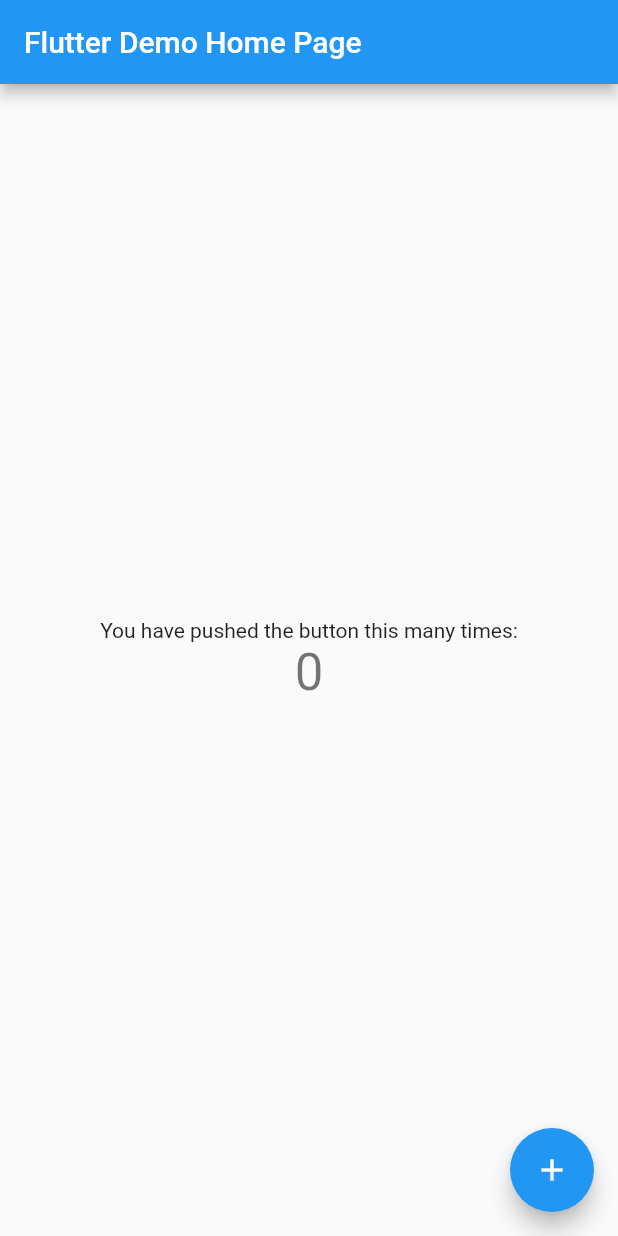
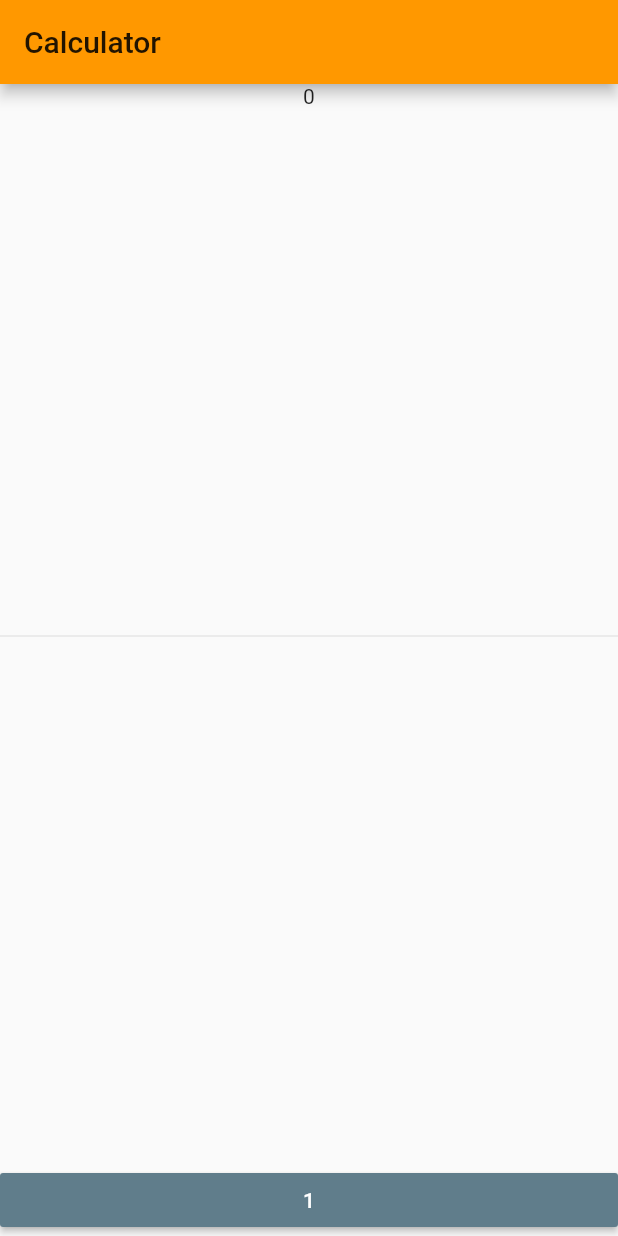
Before and after one commit to JohnEmerson1406/flutter-calculator-app, a Flutter app: the screen it shows after launch, on a phone screen of 412 x 824 dp. Run offline on Flutter 3.47's test engine with Material 2 defaults, Android fonts, the phone set to English and light mode, and no system bars.

Commit message:
feat: remove comments & add Container

```diff
--- a/lib/main.dart
+++ b/lib/main.dart
@@ -3,39 +3,20 @@ import 'package:flutter/material.dart';
 void main() => runApp(MyApp());
 
 class MyApp extends StatelessWidget {
-  // This widget is the root of your application.
   @override
   Widget build(BuildContext context) {
     return MaterialApp(
       title: 'Flutter Demo',
       theme: ThemeData(
-        // This is the theme of your application.
-        //
-        // Try running your application with "flutter run". You'll see the
-        // application has a blue toolbar. Then, without quitting the app, try
-        // changing the primarySwatch below to Colors.green and then invoke
-        // "hot reload" (press "r" in the console where you ran "flutter run",
-        // or simply save your changes to "hot reload" in a Flutter IDE).
-        // Notice that the counter didn't reset back to zero; the application
-        // is not restarted.
-        primarySwatch: Colors.blue,
+        primarySwatch: Colors.orange,
       ),
-      home: MyHomePage(title: 'Flutter Demo Home Page'),
+      home: MyHomePage(title: 'Calculator'),
     );
   }
 }
 
 class MyHomePage extends StatefulWidget {
   MyHomePage({Key key, this.title}) : super(key: key);
-
-  // This widget is the home page of your application. It is stateful, meaning
-  // that it has a State object (defined below) that contains fields that affect
-  // how it looks.
-
-  // This class is the configuration for the state. It holds the values (in this
-  // case the title) provided by the parent (in this case the App widget) and
-  // used by the build method of the State. Fields in a Widget subclass are
-  // always marked "final".
 
   final String title;
 
@@ -44,68 +25,40 @@ class MyHomePage extends StatefulWidget {
 }
 
 class _MyHomePageState extends State<MyHomePage> {
-  int _counter = 0;
 
-  void _incrementCounter() {
-    setState(() {
-      // This call to setState tells the Flutter framework that something has
-      // changed in this State, which causes it to rerun the build method below
-      // so that the display can reflect the updated values. If we changed
-      // _counter without calling setState(), then the build method would not be
-      // called again, and so nothing would appear to happen.
-      _counter++;
-    });
-  }
 
   @override
   Widget build(BuildContext context) {
-    // This method is rerun every time setState is called, for instance as done
-    // by the _incrementCounter method above.
-    //
-    // The Flutter framework has been optimized to make rerunning build methods
-    // fast, so that you can just rebuild anything that needs updating rather
-    // than having to individually change instances of widgets.
     return Scaffold(
       appBar: AppBar(
-        // Here we take the value from the MyHomePage object that was created by
-        // the App.build method, and use it to set our appbar title.
         title: Text(widget.title),
       ),
-      body: Center(
-        // Center is a layout widget. It takes a single child and positions it
-        // in the middle of the parent.
-        child: Column(
-          // Column is also a layout widget. It takes a list of children and
-          // arranges them vertically. By default, it sizes itself to fit its
-          // children horizontally, and tries to be as tall as its parent.
-          //
-          // Invoke "debug painting" (press "p" in the console, choose the
-          // "Toggle Debug Paint" action from the Flutter Inspector in Android
-          // Studio, or the "Toggle Debug Paint" command in Visual Studio Code)
-          // to see the wireframe for each widget.
-          //
-          // Column has various properties to control how it sizes itself and
-          // how it positions its children. Here we use mainAxisAlignment to
-          // center the children vertically; the main axis here is the vertical
-          // axis because Columns are vertical (the cross axis would be
-          // horizontal).
-          mainAxisAlignment: MainAxisAlignment.center,
-          children: <Widget>[
-            Text(
-              'You have pushed the button this many times:',
-            ),
-            Text(
-              '$_counter',
-              style: Theme.of(context).textTheme.display1,
+      body: new Container(
+
+        child: new Column(children: <Widget>[
+
+          new Text("0"),
+
+          new Expanded(
+            child: new Divider(),
+          ),
+
+          new Row(
+            children: [
+              new Expanded(
+                child: new MaterialButton(
+                  child: new Text("1"),
+                    onPressed: () => {},
+                    color: Colors.blueGrey,
+                    textColor: Colors.white,
+                ),
             ),
           ],
-        ),
-      ),
-      floatingActionButton: FloatingActionButton(
-        onPressed: _incrementCounter,
-        tooltip: 'Increment',
-        child: Icon(Icons.add),
-      ), // This trailing comma makes auto-formatting nicer for build methods.
+          )
+
+        ],)
+
+      )
     );
   }
 }
```
